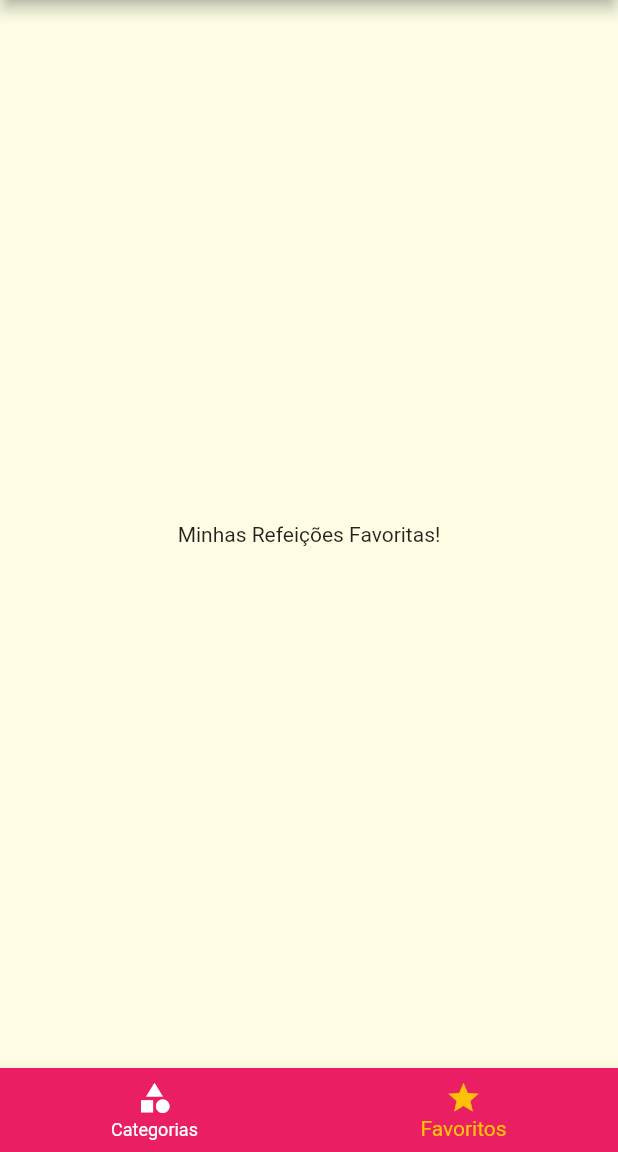
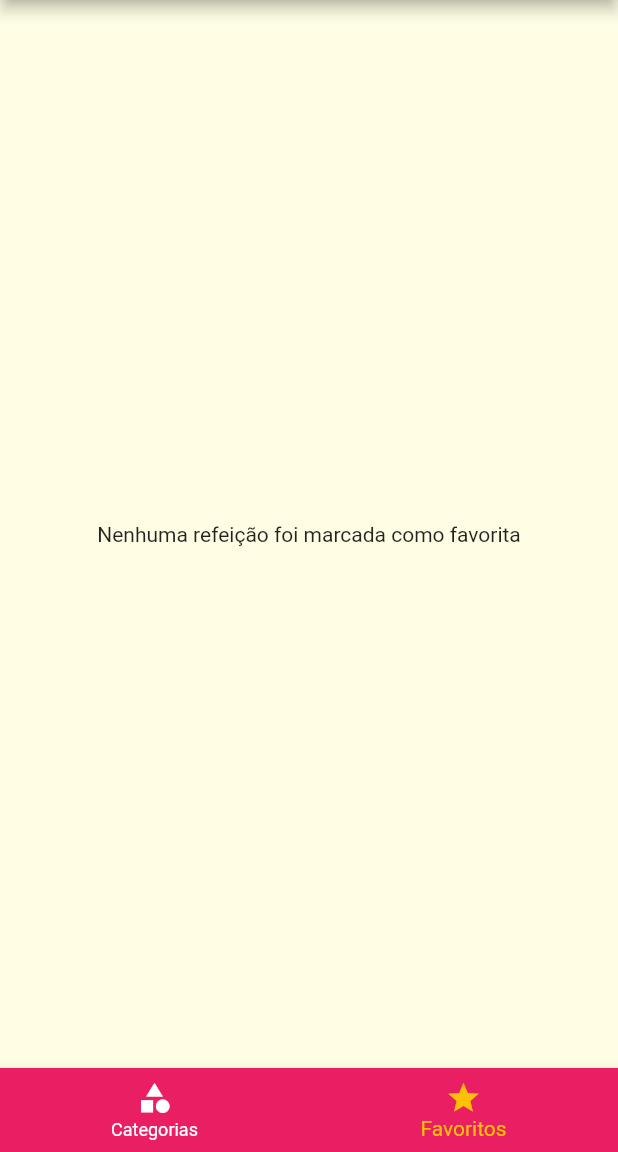
Before and after one commit to RafaelGabrio/Meals---App-Flutter, a Flutter app: the screen it shows after launch, item 2 of the bottom bar chosen, on a phone screen of 412 x 824 dp, the part 84-1236 px from its top. Run offline on Flutter 3.47's test engine with Material 2 defaults, Android fonts, the phone set to English and light mode, and no system bars.

Commit message:
inserido a funcionalidade de adicionar e remover uma refeição como favorito

```diff
--- a/lib/main.dart
+++ b/lib/main.dart
@@ -21,9 +21,9 @@ class MyApp extends StatefulWidget {
 }
 
 class _MyAppState extends State<MyApp> {
-
   Settings settings = Settings();
   List<Meal> _availableMeals = DUMMY_MEALS;
+  List<Meal> _favoriteMeals = [];
 
   void _filterMeals(Settings settings) {
     setState(() {
@@ -34,9 +34,24 @@ class _MyAppState extends State<MyApp> {
         final filterLactose = settings.isLactoseFree && !meal.isLactoseFree;
         final filterVegan = settings.isVegan && !meal.isVegan;
         final filterVegetarian = settings.isVegetarian && !meal.isVegetarian;
-        return !filterGluten && !filterLactose && !filterVegan && !filterVegetarian;
+        return !filterGluten &&
+            !filterLactose &&
+            !filterVegan &&
+            !filterVegetarian;
       }).toList();
     });
+  }
+
+  void _toggleFavorite(Meal meal) {
+    setState(() {
+      _favoriteMeals.contains(meal)
+          ? _favoriteMeals.remove(meal)
+          : _favoriteMeals.add(meal);
+    });
+  }
+
+  bool _isFavorite(Meal meal) {
+    return _favoriteMeals.contains(meal);
   }
 
   @override
@@ -52,15 +67,13 @@ class _MyAppState extends State<MyApp> {
                     headline6: TextStyle(
                   fontSize: 20,
                   fontFamily: 'RobotoCondensed',
-          )
-        )
-      ),
+                ))),
         routes: {
-        AppRoutes.HOME: (ctx) => TabsScreen(),
-        AppRoutes.CATEGORIES_MEALS: (ctx) => CategoriesMealsScreen(_availableMeals),
-        AppRoutes.MEAL_DETAIL: (ctx) => MealDetailScreen(),
+          AppRoutes.HOME: (ctx) => TabsScreen(_favoriteMeals),
+          AppRoutes.CATEGORIES_MEALS: (ctx) =>
+              CategoriesMealsScreen(_availableMeals),
+          AppRoutes.MEAL_DETAIL: (ctx) => MealDetailScreen(_toggleFavorite, _isFavorite),
           AppRoutes.SETTINGS: (ctx) => SettingsScreen(settings, _filterMeals),
-      }
-    );
+        });
   }
 }
--- a/lib/screens/favorite_screen.dart
+++ b/lib/screens/favorite_screen.dart
@@ -1,13 +1,26 @@
-
-
 import 'package:flutter/material.dart';
 
+import '../models/meal.dart';
+import '../components/meal_item.dart';
+
 class FavoriteScreen extends StatelessWidget {
+  final List<Meal> favoriteMeals;
+
+  const FavoriteScreen(this.favoriteMeals);
 
   @override
   Widget build(BuildContext context) {
-    return Center(
-      child: Text('Minhas Refeições Favoritas!'),
-    );
+    if (favoriteMeals.isEmpty) {
+      return const Center(
+        child: Text('Nenhuma refeição foi marcada como favorita'),
+      );
+    } else {
+      return ListView.builder(
+        itemCount: favoriteMeals.length,
+        itemBuilder: (ctx, index) {
+          return MealItem(favoriteMeals[index]);
+        },
+      );
+    }
   }
 }
--- a/lib/screens/tabs_screen.dart
+++ b/lib/screens/tabs_screen.dart
@@ -3,23 +3,33 @@ import 'package:flutter/material.dart';
 import 'categories_screen.dart';
 import 'favorite_screen.dart';
 import '../components/main_drawer.dart';
+import '../models/meal.dart';
 
 class TabsScreen extends StatefulWidget {
+  final List<Meal> favoriteMeals;
+
+  const TabsScreen(this.favoriteMeals);
+
   @override
   State<TabsScreen> createState() => _TabsScreenState();
 }
 
 class _TabsScreenState extends State<TabsScreen> {
-
   int _selectedScreenIndex = 0;
   final List<String> _titles = [
     'Lista de Categorias',
     'Meus Favoritos',
   ];
-  final List<Widget> _screens = [
-    CategoriesScreen(),
-    FavoriteScreen(),
-  ];
+  late List<Widget> _screens;
+
+  @override
+  void initState() {
+    super.initState();
+    _screens = [
+      CategoriesScreen(),
+      FavoriteScreen(widget.favoriteMeals),
+    ];
+  }
 
   _selectedScreen(int index) {
     setState(() {
```
Also changed, not shown: lib/screens/meal_detail_screen.dart (+8 -4 lines). Lines whose indentation alone changed are shown as unchanged.
